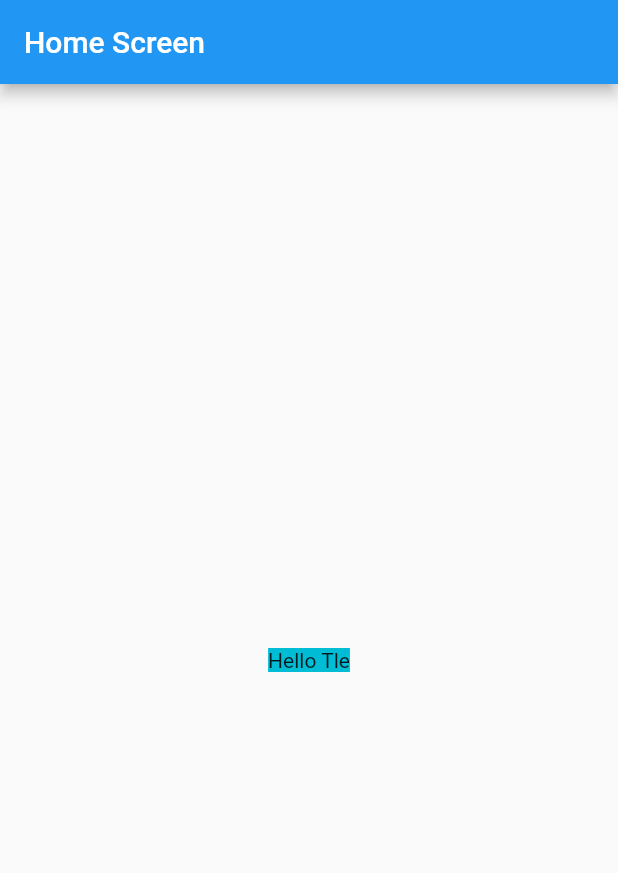
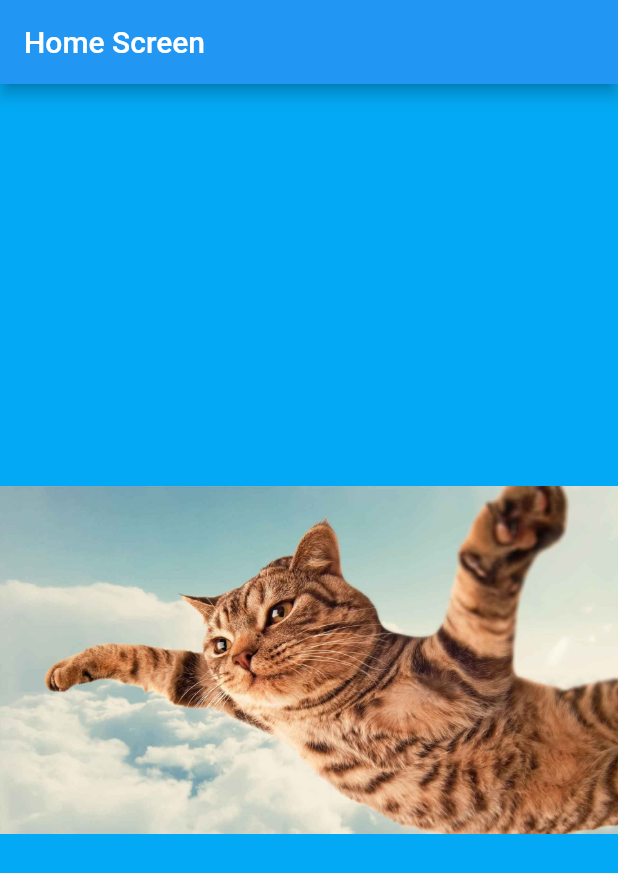
Before and after one commit to tleza456/hello_world, a Flutter app: the screen it shows after launch, on a phone screen of 412 x 824 dp. Shown: the top 873 px of the screen. Run offline on Flutter 3.47's test engine with Material 2 defaults, Android fonts, the phone set to English and light mode, and no system bars.

Commit message:
ใส่รูป

```diff
--- a/lib/screen/HomeScreen.dart
+++ b/lib/screen/HomeScreen.dart
@@ -26,13 +26,16 @@ class _HomeScreenState extends State<HomeScreen> {
     return Container(
       child: Scaffold(
         appBar: AppBar(
-          title: Text(
-            "Home Screen"),
+          title: Text("Home Screen"),
         ),
         body: Center(
           child: Container(
-            color: Colors.cyan ,
-            child: Text("Hello Tle"))),
+            width:1500,
+            height:1500,
+            color: Colors.lightBlue,
+            child: Image.asset('assets/images/cat.png'),
+          ),
+        ),
       ),
     );
   }
--- a/pubspec.yaml
+++ b/pubspec.yaml
@@ -45,8 +45,8 @@ flutter:
   uses-material-design: true
 
   # To add assets to your application, add an assets section, like this:
-  # assets:
-  #   - images/a_dot_burr.jpeg
+  assets:
+    - assets/images/cat.png
   #   - images/a_dot_ham.jpeg
 
   # An image asset can refer to one or more resolution-specific "variants", see
```
Also changed, not shown: assets/images/cat.png (added), assets/images/cat1.jpg (added).
